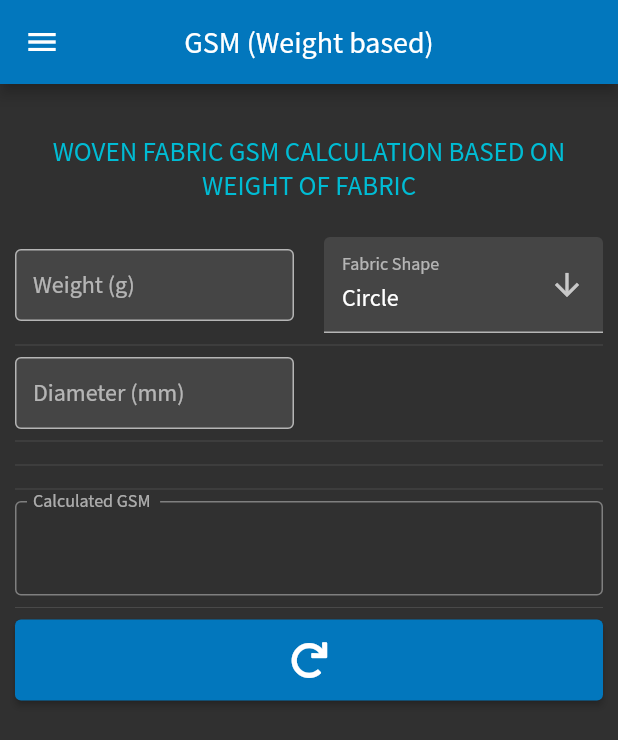
After one commit to prashant3285/calculator, a Flutter app: the GsmCalculatorW screen opened by its route, on a phone screen of 412 x 824 dp. The commit adds this screen. Shown: the top 740 px of the screen. Run offline on Flutter 3.47's test engine with Material 2 defaults, Android fonts, the phone set to English and light mode, and no system bars; our stand-ins replace font_awesome_flutter.

Commit message:
Added GSM Weight

```diff
--- a/lib/src/app.dart
+++ b/lib/src/app.dart
@@ -8,6 +8,7 @@ import 'screens/yarnld.dart';
 import 'screens/mono.dart';
 import 'screens/cover.dart';
 import 'screens/yarnconsumption.dart';
+import 'screens/gsmw.dart';
 
 class App extends StatelessWidget {
   const App({Key? key}) : super(key: key);
@@ -39,6 +40,7 @@ class App extends StatelessWidget {
         '/mono': (context) => MonoDia(),
         '/cover': (context) => Cover(),
         '/yconsu': (context) => YarnCons(),
+        '/gsmw': (context) => GsmCalculatorW(),
       },
     );
   }
--- a/lib/src/screens/gsm.dart
+++ b/lib/src/screens/gsm.dart
@@ -98,7 +98,6 @@ class _GsmCalculatorState extends State<GsmCalculator> {
                   children: [
                     Flexible(
                       child: TextFormField(
-                        style: Theme.of(context).textTheme.bodyText1,
                         keyboardType: TextInputType.number,
                         decoration: _inputFormat('Warp Yarn Count'),
                         inputFormatters: [
@@ -140,7 +139,6 @@ class _GsmCalculatorState extends State<GsmCalculator> {
                                   value: label,
                                 ))
                             .toList(),
-                        hint: Text('Rating'),
                         onChanged: (value) {
                           newValue = value;
                           calculateGSM();
@@ -155,7 +153,6 @@ class _GsmCalculatorState extends State<GsmCalculator> {
                   children: [
                     Flexible(
                       child: TextFormField(
-                        style: Theme.of(context).textTheme.bodyText1,
                         keyboardType: TextInputType.number,
                         decoration: _inputFormat("Weft Yarn Count"),
                         inputFormatters: [
@@ -182,7 +179,6 @@ class _GsmCalculatorState extends State<GsmCalculator> {
                         decoration: InputDecoration(
                           isDense: false,
                           labelText: 'Unit',
-                          // helperText: 'Choose polymer for appropriate density',
                           filled: true,
                         ),
                         value: 'Ne',
@@ -197,7 +193,6 @@ class _GsmCalculatorState extends State<GsmCalculator> {
                                   value: label,
                                 ))
                             .toList(),
-                        hint: Text('Rating'),
                         onChanged: (value) {
                           newValue1 = value;
                           calculateGSM();
@@ -211,7 +206,6 @@ class _GsmCalculatorState extends State<GsmCalculator> {
                   children: [
                     Flexible(
                       child: TextFormField(
-                        style: Theme.of(context).textTheme.bodyText1,
                         keyboardType: TextInputType.number,
                         decoration: _inputFormat("Ends Per Inch"),
                         inputFormatters: [
@@ -235,7 +229,6 @@ class _GsmCalculatorState extends State<GsmCalculator> {
                     ),
                     Flexible(
                       child: TextFormField(
-                        style: Theme.of(context).textTheme.bodyText1,
                         keyboardType: TextInputType.number,
                         decoration: _inputFormat("Picks Per Inch"),
                         inputFormatters: [
@@ -262,7 +255,6 @@ class _GsmCalculatorState extends State<GsmCalculator> {
                   children: [
                     Flexible(
                       child: TextFormField(
-                        style: Theme.of(context).textTheme.bodyText1,
                         keyboardType: TextInputType.number,
                         decoration: _inputFormat("Warp Crimp (%)"),
                         inputFormatters: [
@@ -286,7 +278,6 @@ class _GsmCalculatorState extends State<GsmCalculator> {
                     ),
                     Flexible(
                       child: TextFormField(
-                        style: Theme.of(context).textTheme.bodyText1,
                         keyboardType: TextInputType.number,
                         decoration: _inputFormat("Weft Crimp (%)"),
                         inputFormatters: [
--- /dev/null
+++ b/lib/src/screens/gsmw.dart
@@ -0,0 +1,254 @@
+import 'dart:ui';
+import 'dart:math';
+
+import 'package:flutter/material.dart';
+import 'package:flutter/services.dart';
+import 'package:font_awesome_flutter/font_awesome_flutter.dart';
+
+import '../widgets/drawer.dart';
+import '../global/var.dart' as global;
+
+RegExp exp = RegExp(r'[+-]?([0-9]+([.][0-9]*)?|[.][0-9]+)');
+
+class GsmCalculatorW extends StatefulWidget {
+  GsmCalculatorW({Key? key}) : super(key: key);
+
+  @override
+  _GsmCalculatorWState createState() => _GsmCalculatorWState();
+}
+
+class _GsmCalculatorWState extends State<GsmCalculatorW> {
+  final _formKey = GlobalKey<FormState>();
+  double weight = double.nan;
+
+  double dia = double.nan;
+  double width = double.nan;
+  String dimension = 'Diameter (mm)';
+
+  String? newValue = 'Circle';
+  double gsm = double.nan;
+
+  void calculateGSM() {
+    setState(
+      () {
+        if (newValue == 'Circle') {
+          if (!dia.isNaN && !weight.isNaN) {
+            gsm = weight / (pi * pow((dia / 2 / 1000), 2));
+          }
+        }
+
+        if (newValue == 'Square') {
+          if (!dia.isNaN && !weight.isNaN) {
+            gsm = weight / ((dia / 1000) * (dia / 1000));
+          }
+        }
+
+        if (newValue == 'Rectangle') {
+          if (!dia.isNaN && !weight.isNaN && !width.isNaN) {
+            gsm = weight / ((dia / 1000) * (width / 1000));
+          }
+        }
+      },
+    );
+  }
+
+  @override
+  Widget build(BuildContext context) {
+    return Scaffold(
+      appBar: AppBar(
+        title: Text(global.title6),
+        centerTitle: true,
+      ),
+      drawer: drawerMenu(context),
+      body: SingleChildScrollView(
+        child: Form(
+          key: _formKey,
+          child: Padding(
+            padding: const EdgeInsets.all(10.0),
+            child: Column(
+              mainAxisAlignment: MainAxisAlignment.center,
+              crossAxisAlignment: CrossAxisAlignment.stretch,
+              children: [
+                Text(
+                  '\n${global.desc6.toUpperCase()}\n',
+                  textAlign: TextAlign.center,
+                  style: TextStyle(color: Theme.of(context).accentColor),
+                ),
+                Row(
+                  mainAxisAlignment: MainAxisAlignment.start,
+                  children: [
+                    Flexible(
+                      child: TextFormField(
+                        keyboardType: TextInputType.number,
+                        decoration: _inputFormat('Weight (g)'),
+                        inputFormatters: [
+                          FilteringTextInputFormatter.allow(
+                            exp,
+                          )
+                        ],
+                        onChanged: (value) {
+                          try {
+                            weight = double.parse(value);
+                          } catch (e) {
+                            weight = double.nan;
+                            gsm = double.nan;
+                          }
+                          calculateGSM();
+                        },
+                      ),
+                    ),
+                    Padding(
+                      padding: EdgeInsets.all(10),
+                    ),
+                    Flexible(
+                      child: DropdownButtonFormField<String>(
+                        decoration: InputDecoration(
+                          isDense: false,
+                          labelText: 'Fabric Shape',
+                          // helperText: 'Choose polymer for appropriate density',
+                          filled: true,
+                        ),
+                        value: 'Circle',
+                        icon: const Icon(Icons.arrow_downward),
+                        items: ['Circle', 'Square', 'Rectangle']
+                            .map((label) => DropdownMenuItem(
+                                  child: Text(
+                                    label.toString(),
+                                  ),
+                                  value: label,
+                                ))
+                            .toList(),
+                        onChanged: (value) {
+                          newValue = value;
+                          if (value != 'Circle') {
+                            dimension = 'Length (mm)';
+                          } else {
+                            dimension = 'Diameter (mm)';
+                          }
+
+                          calculateGSM();
+                        },
+                      ),
+                    ),
+                  ],
+                ),
+                Divider(),
+                Row(
+                  mainAxisAlignment: MainAxisAlignment.start,
+                  children: [
+                    Flexible(
+                      child: TextFormField(
+                        keyboardType: TextInputType.number,
+                        decoration: _inputFormat(dimension),
+                        inputFormatters: [
+                          FilteringTextInputFormatter.allow(
+                            exp,
+                          )
+                        ],
+                        onChanged: (value) {
+                          try {
+                            dia = double.parse(value);
+                          } catch (e) {
+                            dia = double.nan;
+                            gsm = double.nan;
+                          }
+                          calculateGSM();
+                        },
+                      ),
+                    ),
+                    Padding(
+                      padding: EdgeInsets.all(10),
+                    ),
+                    (newValue == 'Rectangle')
+                        ? Flexible(
+                            child: TextFormField(
+                              keyboardType: TextInputType.number,
+                              decoration: _inputFormat('Width (mm)'),
+                              inputFormatters: [
+                                FilteringTextInputFormatter.allow(
+                                  exp,
+                                )
+                              ],
+                              onChanged: (value) {
+                                try {
+                                  width = double.parse(value);
+                                } catch (e) {
+                                  width = double.nan;
+                                  gsm = double.nan;
+                                }
+                                calculateGSM();
+                              },
+                            ),
+                          )
+                        : Flexible(
+                            child: Text(''),
+                          ),
+                  ],
+                ),
+                Divider(),
+                Divider(),
+                Divider(),
+                Container(
+                  child: InputDecorator(
+                    decoration: InputDecoration(
+                      labelText: "Calculated GSM ",
+                      border: OutlineInputBorder(
+                        borderSide: BorderSide(),
+                      ),
+                    ),
+                    child: (gsm.isNaN)
+                        ? Text('')
+                        : Text(
+                            gsm.toStringAsFixed(2),
+                            style: TextStyle(
+                              color: Theme.of(context).accentColor,
+                            ),
+                          ),
+                  ),
+                ),
+                Divider(),
+                ElevatedButton(
+                  style: ElevatedButton.styleFrom(
+                    primary: Theme.of(context).primaryColor,
+                    padding: EdgeInsets.symmetric(horizontal: 30, vertical: 15),
+                    textStyle: TextStyle(
+                      fontSize: 15,
+                    ),
+                  ),
+                  onPressed: () {
+                    gsm = double.nan;
+                    weight = double.nan;
+
+                    dia = double.nan;
+                    width = double.nan;
+                    dimension = 'Diameter (mm)';
+                    newValue = "Circle";
+
+                    _formKey.currentState!.reset();
+                    setState(
+                      () {
+                        print('Form Reset');
+                      },
+                    );
+                  },
+                  child: FaIcon(FontAwesomeIcons.redo),
+                ),
+              ],
+            ),
+          ),
+        ),
+      ),
+    );
+  }
+}
+
+InputDecoration _inputFormat(String labelTextStr) {
+  return InputDecoration(
+    contentPadding: EdgeInsets.all(12),
+    labelText: labelTextStr,
+    filled: true,
+    border: OutlineInputBorder(
+      borderSide: BorderSide(),
+    ),
+  );
+}
--- a/lib/src/screens/homepage.dart
+++ b/lib/src/screens/homepage.dart
@@ -144,7 +144,7 @@ class _HomePageState extends State<HomePage> {
                 repeat = false;
               }
             });
-            if (repeat) {
+            if (!repeat) {
               searchTool.add(position);
               repeat = true;
             }
@@ -170,6 +170,7 @@ List<String> tool = [
   global.title3,
   global.title4,
   global.title5,
+  global.title6,
 ];
 
 List<String> toolPath = [
@@ -178,6 +179,7 @@ List<String> toolPath = [
   '/mono',
   '/cover',
   '/yconsu',
+  '/gsmw',
 ];
 
 List<String> toolTips = [
@@ -186,6 +188,7 @@ List<String> toolTips = [
   global.desc3,
   global.desc4,
   global.desc5,
+  global.desc6,
 ];
 
 List<Icon> toolIcon = [
@@ -194,6 +197,7 @@ List<Icon> toolIcon = [
   Icon(CustomIcon.yarn_2_),
   Icon(CustomIcon.textile),
   Icon(CustomIcon.yarn_2_),
+  Icon(CustomIcon.textile),
 ];
 
 List<int> searchTool = [];
--- a/lib/src/widgets/drawer.dart
+++ b/lib/src/widgets/drawer.dart
@@ -90,6 +90,7 @@ List<String> tool = [
   global.title3,
   global.title4,
   global.title5,
+  global.title6
 ];
 
 List<String> toolPath = [
@@ -98,6 +99,7 @@ List<String> toolPath = [
   '/mono',
   '/cover',
   '/yconsu',
+  '/gsmw',
 ];
 
 List<Icon> toolIcon = [
@@ -106,4 +108,5 @@ List<Icon> toolIcon = [
   Icon(CustomIcon.yarn_2_),
   Icon(CustomIcon.textile),
   Icon(CustomIcon.yarn_2_),
+  Icon(CustomIcon.textile),
 ];
```
